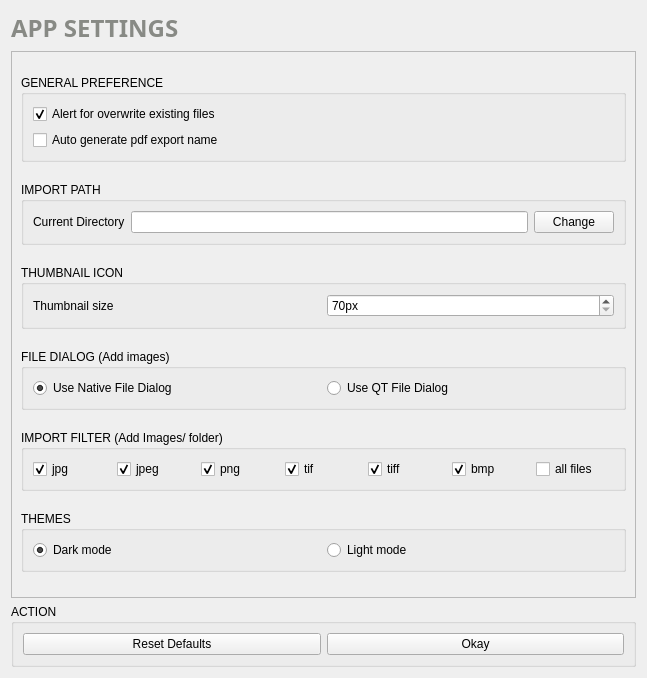
First picture: the form in src/app_setting.ui, repository rishabh3354/JPG2PDF, before the edit.
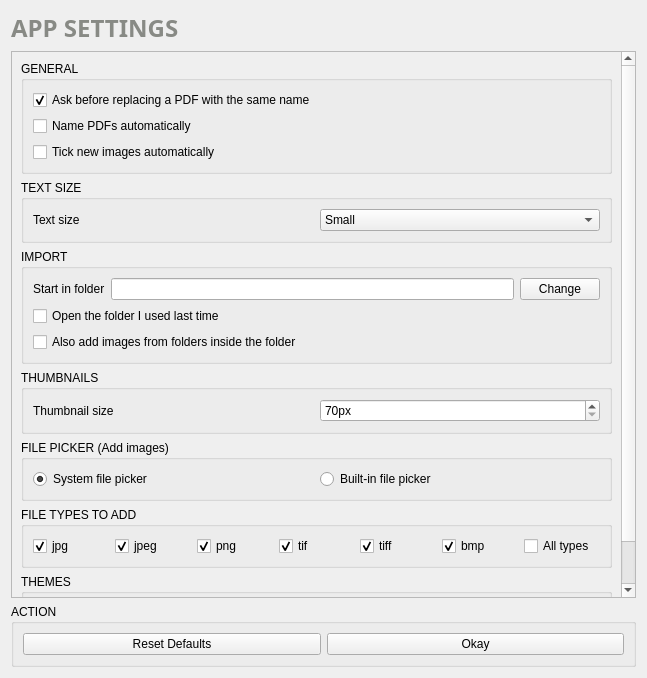
Second picture: the form after the edit. Icons and pictures are not drawn.

```diff
--- a/src/app_setting.ui
+++ b/src/app_setting.ui
@@ -69,7 +69,7 @@
           </sizepolicy>
          </property>
          <property name="title">
-          <string>GENERAL PREFERENCE</string>
+          <string>GENERAL</string>
          </property>
          <layout class="QVBoxLayout" name="verticalLayout_16">
           <item>
@@ -80,7 +80,7 @@
                <string notr="true">QCheckBox::indicator { width: 20px;height:20px };</string>
               </property>
               <property name="text">
-               <string>Alert for overwrite existing files</string>
+               <string>Ask before replacing a PDF with the same name</string>
               </property>
               <property name="checked">
                <bool>true</bool>
@@ -93,15 +93,82 @@
                <string notr="true">QCheckBox::indicator { width: 20px;height:20px };</string>
               </property>
               <property name="text">
-               <string>Auto generate pdf export name</string>
+               <string>Name PDFs automatically</string>
               </property>
              </widget>
             </item>
+<item row="2" column="0">
+ <widget class="QCheckBox" name="tick_new_images">
+  <property name="styleSheet">
+   <string>QCheckBox::indicator { width: 20px;height:20px };</string>
+  </property>
+  <property name="toolTip">
+   <string>When on, images you add are ticked straight away, ready to convert.</string>
+  </property>
+  <property name="text">
+   <string>Tick new images automatically</string>
+  </property>
+ </widget>
+</item>
            </layout>
           </item>
          </layout>
         </widget>
        </item>
+<item>
+ <widget class="QGroupBox" name="groupBox_text">
+  <property name="sizePolicy">
+   <sizepolicy hsizetype="Preferred" vsizetype="Fixed">
+    <horstretch>0</horstretch>
+    <verstretch>0</verstretch>
+   </sizepolicy>
+  </property>
+  <property name="title">
+   <string>TEXT SIZE</string>
+  </property>
+  <layout class="QVBoxLayout" name="v_groupBox_text">
+   <item>
+    <layout class="QGridLayout" name="g_groupBox_text">
+     <item row="0" column="0">
+      <widget class="QLabel" name="label_text_size">
+       <property name="text">
+        <string>Text size</string>
+       </property>
+      </widget>
+     </item>
+     <item row="0" column="1">
+      <widget class="QComboBox" name="text_size">
+       <property name="toolTip">
+        <string>Make all text in the app bigger or smaller</string>
+       </property>
+       <item>
+        <property name="text">
+         <string>Small</string>
+        </property>
+       </item>
+       <item>
+        <property name="text">
+         <string>Normal</string>
+        </property>
+       </item>
+       <item>
+        <property name="text">
+         <string>Large</string>
+        </property>
+       </item>
+       <item>
+        <property name="text">
+         <string>Extra large</string>
+        </property>
+       </item>
+      </widget>
+     </item>
+    </layout>
+   </item>
+  </layout>
+ </widget>
+</item>
+
        <item>
         <widget class="QGroupBox" name="groupBox_11">
          <property name="sizePolicy">
@@ -111,7 +178,7 @@
           </sizepolicy>
          </property>
          <property name="title">
-          <string>IMPORT PATH</string>
+          <string>IMPORT</string>
          </property>
          <layout class="QVBoxLayout" name="verticalLayout_18">
           <item>
@@ -119,7 +186,7 @@
             <item row="0" column="0">
              <widget class="QLabel" name="label_3">
               <property name="text">
-               <string>Current Directory</string>
+               <string>Start in folder</string>
               </property>
              </widget>
             </item>
@@ -133,6 +200,32 @@
               </property>
              </widget>
             </item>
+<item row="1" column="0" colspan="3">
+ <widget class="QCheckBox" name="remember_last_folder">
+  <property name="styleSheet">
+   <string>QCheckBox::indicator { width: 20px;height:20px };</string>
+  </property>
+  <property name="toolTip">
+   <string>When on, Add image and Add folder open the folder you used last time. When off, they always open the folder above.</string>
+  </property>
+  <property name="text">
+   <string>Open the folder I used last time</string>
+  </property>
+ </widget>
+</item>
+<item row="2" column="0" colspan="3">
+ <widget class="QCheckBox" name="include_subfolders">
+  <property name="styleSheet">
+   <string>QCheckBox::indicator { width: 20px;height:20px };</string>
+  </property>
+  <property name="toolTip">
+   <string>When on, Add folder also adds the images in folders inside it, one folder after another, in name order.</string>
+  </property>
+  <property name="text">
+   <string>Also add images from folders inside the folder</string>
+  </property>
+ </widget>
+</item>
            </layout>
           </item>
          </layout>
@@ -147,7 +240,7 @@
           </sizepolicy>
          </property>
          <property name="title">
-          <string>THUMBNAIL ICON</string>
+          <string>THUMBNAILS</string>
          </property>
          <layout class="QVBoxLayout" name="verticalLayout_14">
           <item>
@@ -195,7 +288,7 @@
           </sizepolicy>
          </property>
          <property name="title">
-          <string>FILE DIALOG (Add images)</string>
+          <string>FILE PICKER (Add images)</string>
          </property>
          <layout class="QVBoxLayout" name="verticalLayout_12">
           <item>
@@ -206,7 +299,7 @@
                <string notr="true">QRadioButton::indicator { width: 20px;height:20px };</string>
               </property>
               <property name="text">
-               <string>Use QT File Dialog</string>
+               <string>Built-in file picker</string>
               </property>
              </widget>
             </item>
@@ -216,7 +309,7 @@
                <string notr="true">QRadioButton::indicator { width: 20px;height:20px };</string>
               </property>
               <property name="text">
-               <string>Use Native File Dialog</string>
+               <string>System file picker</string>
               </property>
               <property name="checked">
                <bool>true</bool>
@@ -237,7 +330,7 @@
           </sizepolicy>
          </property>
          <property name="title">
-          <string>IMPORT FILTER (Add Images/ folder)</string>
+          <string>FILE TYPES TO ADD</string>
          </property>
          <layout class="QVBoxLayout" name="verticalLayout_17">
           <item>
@@ -326,7 +419,7 @@
                <string notr="true">QCheckBox::indicator { width: 20px;height:20px };</string>
               </property>
               <property name="text">
-               <string>all files</string>
+               <string>All types</string>
               </property>
               <property name="checked">
                <bool>false</bool>
```
